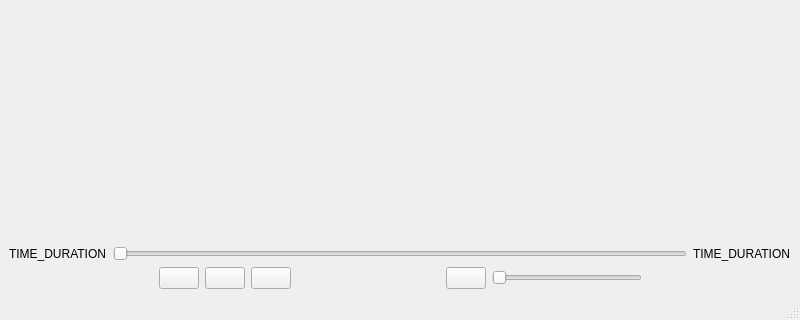
The window that transcript-fixer/mainwindow.ui (ignabelitzky/edia-utilities) describes before a commit, drawn with Qt 5; both pictures show x 0 to 800 and y 280 to 600 of the 800 by 600 pixel window.
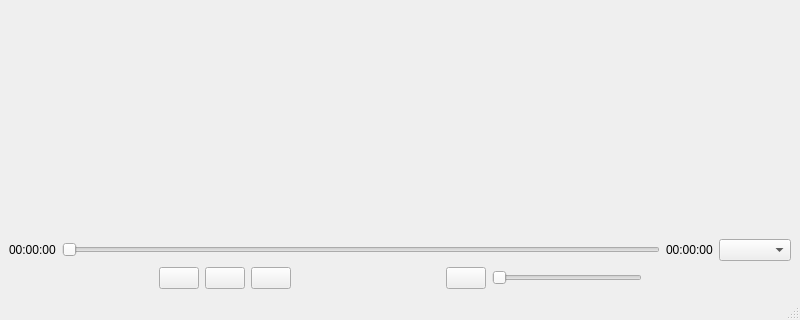
The same window after the commit. Icons and pictures are not drawn.

Commit message: Done the implementation of the audio reproduction, with a selector of speed.

```diff
--- a/transcript-fixer/mainwindow.ui
+++ b/transcript-fixer/mainwindow.ui
@@ -140,7 +140,7 @@
       <item>
        <widget class="QLabel" name="currentTimeLabel">
         <property name="text">
-         <string>TIME_DURATION</string>
+         <string>00:00:00</string>
         </property>
        </widget>
       </item>
@@ -154,10 +154,13 @@
       <item>
        <widget class="QLabel" name="totalTimeLabel">
         <property name="text">
-         <string>TIME_DURATION</string>
+         <string>00:00:00</string>
         </property>
        </widget>
       </item>
+      <item>
+       <widget class="QComboBox" name="speedComboBox"/>
+      </item>
      </layout>
     </item>
     <item>
```
Left out of the diff: 2 changed lines with no effect on the pictures. The commit also changes 5 other files.
